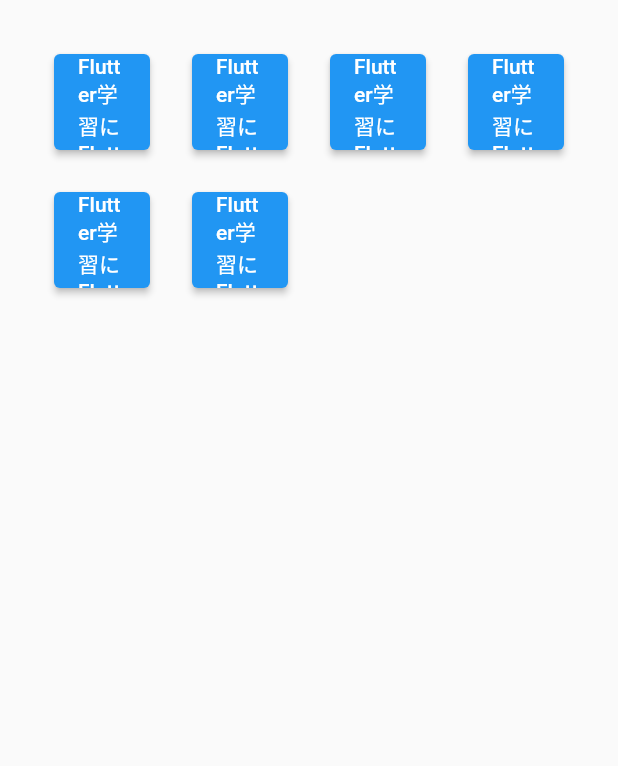
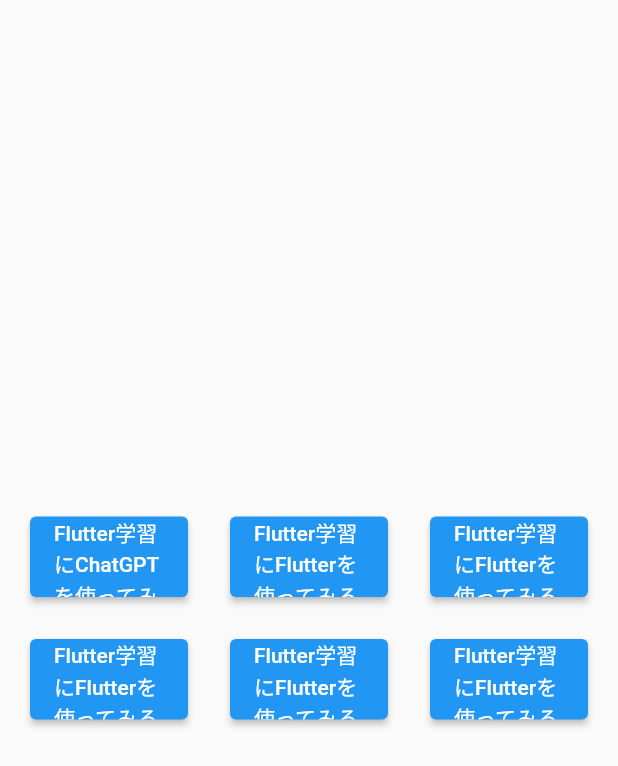
Before and after one commit to dai10512/for_litening_talk, a Flutter app: the screen it shows after launch, on a phone screen of 412 x 824 dp. Shown: the top 766 px of the screen. Run offline on Flutter 3.47's test engine with Material 2 defaults, Android fonts, the phone set to English and light mode, and no system bars.

Commit message:
fix debug page

```diff
--- a/lib/main.dart
+++ b/lib/main.dart
@@ -104,19 +104,23 @@
     return Scaffold(
       body: SafeArea(
         child: Center(
+          child: Padding(
+            padding: const EdgeInsets.symmetric(horizontal: 8, vertical: 24),
             child: GridView.count(
+              shrinkWrap: true,
               // 横1行あたりに表示するWidgetの数
-            crossAxisCount: 4,
+              crossAxisCount: 3,
               // Widget間のスペース（左右）
               crossAxisSpacing: 4,
               // Widget間のスペース（上下）
               mainAxisSpacing: 4,
               // 全体の余白
-            padding: const EdgeInsets.all(24),
+              // padding: const EdgeInsets.symmetric(horizontal: 8, vertical: 16),
+              childAspectRatio: 5 / 3,
 
               children: [
                 _debugButton(
-                'Flutter学習にFlutterを使ってみる',
+                  'Flutter学習にChatGPTを使ってみる',
                   () {},
                 ),
                 _debugButton(
@@ -143,10 +147,14 @@
             ),
           ),
         ),
+      ),
     );
   }
 
-  _debugButton(String text, VoidCallback aa) {
+  _debugButton(
+    String text,
+    VoidCallback aa,
+  ) {
     return Padding(
       padding: const EdgeInsets.all(12.0),
       child: ElevatedButton(
```
Lines whose indentation alone changed are shown as unchanged.
